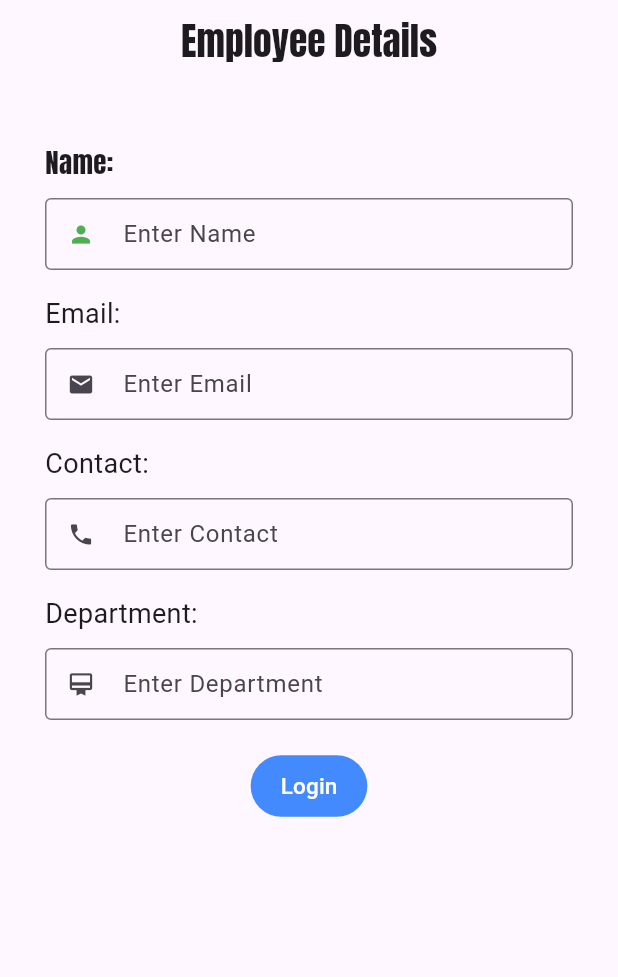
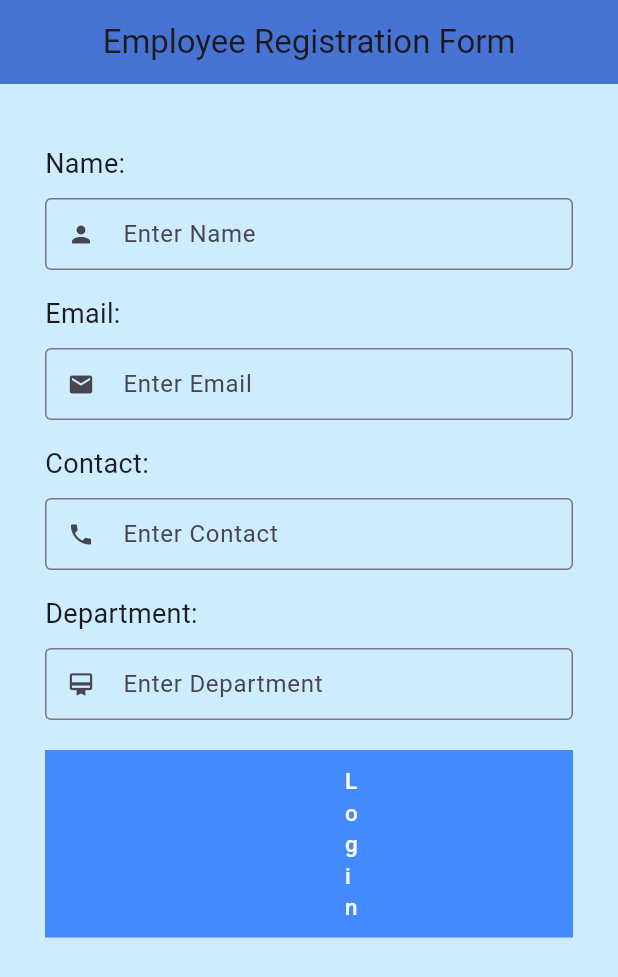
Before and after one commit to eshakeerthiga/flutterproject2, a Flutter app: the screen it shows after launch, on a phone screen of 412 x 824 dp. Shown: the top 977 px of the screen. Run offline on Flutter 3.47's test engine with Material 3 defaults, Android fonts, the phone set to English and light mode, and no system bars; our stand-ins replace google_fonts.

Commit message:
Third commit

```diff
--- a/lib/main.dart
+++ b/lib/main.dart
@@ -11,25 +11,28 @@ class MyApp extends StatelessWidget {
   @override
   Widget build(BuildContext context) {
     return MaterialApp(
+      debugShowCheckedModeBanner: false,
+      title: "Employee Registration Form",
       home: Scaffold(
         appBar: AppBar(
-          title: Text(
-            'Employee Details',
-            style: GoogleFonts.anton(fontSize: 25),
+          backgroundColor: const Color.fromARGB(255, 71, 116, 212),
+          title: const Text(
+            'Employee Registration Form',
           ),
           centerTitle: true,
         ),
-        body: Padding(
+        body: Container(
           padding: const EdgeInsets.all(30.0),
+          color: const Color.fromARGB(255, 205, 237, 255),
           child: Column(
             mainAxisAlignment: MainAxisAlignment.start,
             children: [
               const SizedBox(height: 10),
-              Align(
+              const Align(
                 alignment: Alignment.centerLeft,
                 child: Text(
                   'Name: ',
-                  style: GoogleFonts.anton(fontSize: 18),
+                  style: TextStyle(fontSize: 18),
                 ),
               ),
               const SizedBox(height: 10),
@@ -38,7 +41,6 @@ class MyApp extends StatelessWidget {
                   hintText: 'Enter Name',
                   prefixIcon: Icon(
                     Icons.person,
-                    color: Colors.green,
                     size: 18,
                   ),
                   contentPadding:
@@ -117,7 +119,10 @@ class MyApp extends StatelessWidget {
                 style: TextButton.styleFrom(
                   backgroundColor: Colors.blueAccent,
                   padding:
-                      const EdgeInsets.symmetric(vertical: 10, horizontal: 20),
+                      const EdgeInsets.symmetric(vertical: 10, horizontal: 200),
+                  shape: const RoundedRectangleBorder(
+                    borderRadius: BorderRadius.zero,
+                  ),
                 ),
                 child: const Text(
                   "Login",
```
